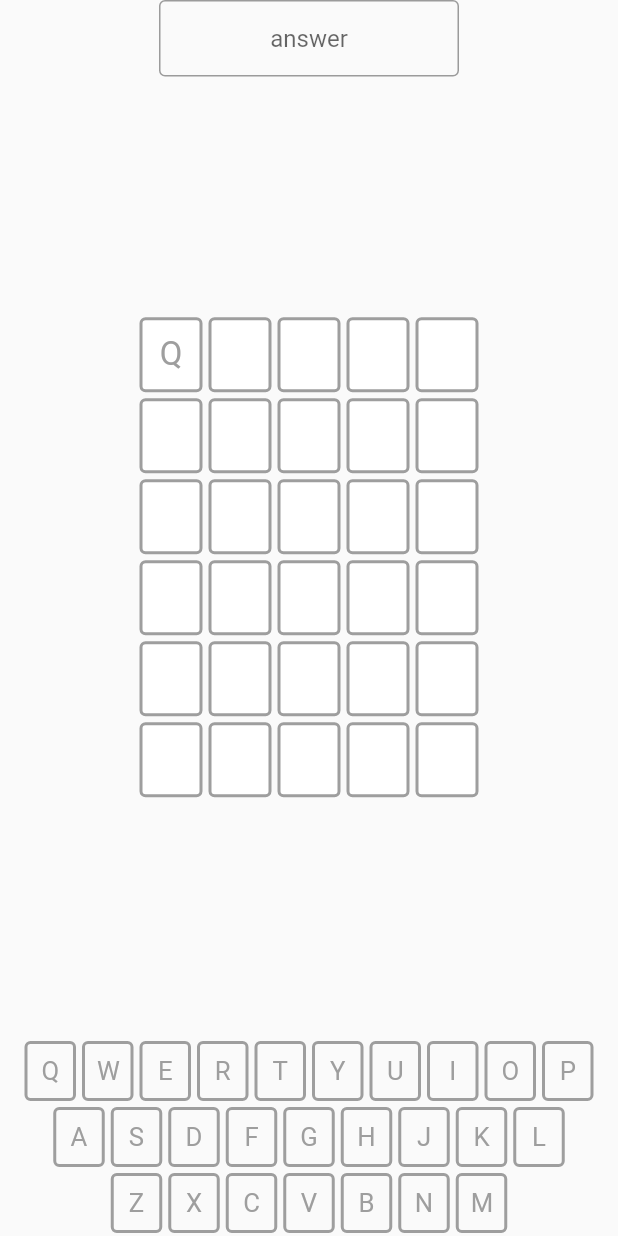
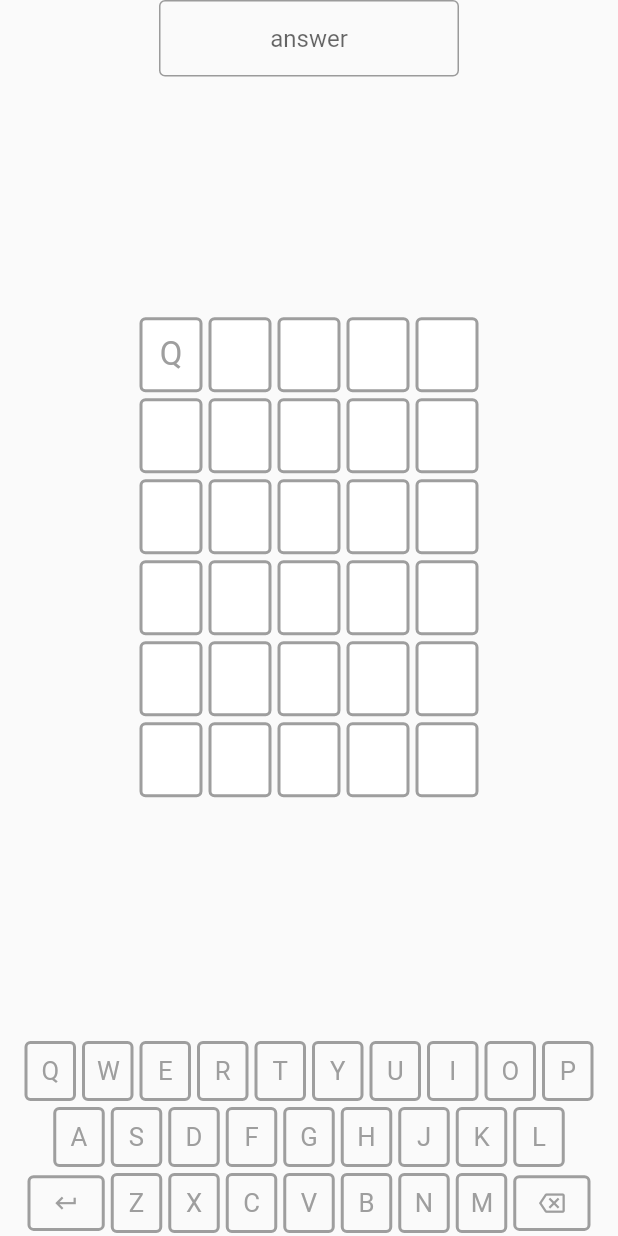
Before and after one commit to SimonInman/wordle_mobile, a Flutter app: the screen it shows after launch, after a tap on an icon or button, on a phone screen of 412 x 824 dp. Run offline on Flutter 3.47's test engine with Material 2 defaults, Android fonts, the phone set to English and light mode, and no system bars; our stand-ins replace flutter_riverpod; Roboto replaces fonts that are missing (Roboto Mono, Menlo, Inconsolata, Courier, monospace).

Commit message:
handle enter and del buttons
Signed-off-by: Arnav Gupta <championswimmer@gmail.com>

```diff
--- a/lib/providers/game_provider.dart
+++ b/lib/providers/game_provider.dart
@@ -1,6 +1,5 @@
 import 'dart:math';
 
-import 'package:flutter/foundation.dart';
 import 'package:flutter_riverpod/flutter_riverpod.dart';
 import 'package:wordle_mobile/data/wordlist_repo.dart';
 import 'package:wordle_mobile/providers/settings_provider.dart';
@@ -74,13 +73,24 @@ class GameStateNotifier extends StateNotifier<GameState> {
       attempts.add("");
     }
     // if the word has been done
-    if (attempts[state.attemptedUpto].length >= state.correctWord.length) {
-      // TODO: check enter button
-      attemptAnswer(attempts[state.attemptedUpto]);
+    if (character == "ENTER") {
+      if (attempts[state.attemptedUpto].length != state.correctWord.length) {
+        // toast to complete word maybe?
+      } else {
+        attemptAnswer(attempts[state.attemptedUpto]);
+      }
+      return;
+    } else if (character == "DEL") {
+      int splitTo = attempts[state.attemptedUpto].length - 1;
+      if (splitTo < 0) {
+        splitTo = 0;
+      }
+      attempts[state.attemptedUpto] =
+          attempts[state.attemptedUpto].substring(0, splitTo);
     } else {
       attempts[state.attemptedUpto] += character;
-      state = GameState.update(state, attempts: attempts);
     }
+    state = GameState.update(state, attempts: attempts);
   }
 
   void attemptAnswer(String answer) {
--- a/lib/widgets/keyboard_grid.dart
+++ b/lib/widgets/keyboard_grid.dart
@@ -1,6 +1,8 @@
 import 'package:flutter/material.dart';
 import 'package:flutter_riverpod/flutter_riverpod.dart';
 import 'package:wordle_mobile/widgets/keyboard_key.dart';
+import 'package:wordle_mobile/widgets/keyboard_key_del.dart';
+import 'package:wordle_mobile/widgets/keyboard_key_enter.dart';
 
 const ROW_1 = "QWERTYUIOP";
 const ROW_2 = "ASDFGHJKL";
@@ -44,6 +46,7 @@ class KeyboardGrid extends ConsumerWidget {
         Row(
           mainAxisSize: MainAxisSize.min,
           children: const [
+            KeyboardKeyEnter(),
             KeyboardKey("Z"),
             KeyboardKey("X"),
             KeyboardKey("C"),
@@ -51,6 +54,7 @@ class KeyboardGrid extends ConsumerWidget {
             KeyboardKey("B"),
             KeyboardKey("N"),
             KeyboardKey("M"),
+            KeyboardKeyDel(),
           ],
         ),
       ],
--- /dev/null
+++ b/lib/widgets/keyboard_key_del.dart
@@ -0,0 +1,36 @@
+import 'dart:math';
+
+import 'package:flutter/material.dart';
+import 'package:flutter_riverpod/flutter_riverpod.dart';
+import 'package:wordle_mobile/providers/game_provider.dart';
+
+class KeyboardKeyDel extends ConsumerWidget {
+  const KeyboardKeyDel({
+    Key? key,
+  }) : super(key: key);
+
+  @override
+  Widget build(BuildContext context, WidgetRef ref) {
+    final width = MediaQuery.of(context).size.width;
+    return Container(
+      margin: const EdgeInsets.all(2.0),
+      child: InkWell(
+        onTap: () {
+          ref.read(gameStateProvider.notifier).updateCurrentAttempt("DEL");
+        },
+        child: Container(
+          decoration: BoxDecoration(
+              borderRadius: const BorderRadius.all(Radius.circular(4.0)),
+              border: Border.all(color: Colors.grey, width: 2.0)),
+          padding: const EdgeInsets.all(8.0),
+          width: min(width / 12, 42) * 1.5,
+          child: Icon(
+            Icons.backspace_outlined,
+            size: min(width / 24, 22),
+            color: Colors.grey,
+          ),
+        ),
+      ),
+    );
+  }
+}
--- /dev/null
+++ b/lib/widgets/keyboard_key_enter.dart
@@ -0,0 +1,36 @@
+import 'dart:math';
+
+import 'package:flutter/material.dart';
+import 'package:flutter_riverpod/flutter_riverpod.dart';
+import 'package:wordle_mobile/providers/game_provider.dart';
+
+class KeyboardKeyEnter extends ConsumerWidget {
+  const KeyboardKeyEnter({
+    Key? key,
+  }) : super(key: key);
+
+  @override
+  Widget build(BuildContext context, WidgetRef ref) {
+    final width = MediaQuery.of(context).size.width;
+    return Container(
+      margin: const EdgeInsets.all(2.0),
+      child: InkWell(
+        onTap: () {
+          ref.read(gameStateProvider.notifier).updateCurrentAttempt("ENTER");
+        },
+        child: Container(
+          decoration: BoxDecoration(
+              borderRadius: const BorderRadius.all(Radius.circular(4.0)),
+              border: Border.all(color: Colors.grey, width: 2.0)),
+          padding: const EdgeInsets.all(8.0),
+          width: min(width / 12, 42)  * 1.5,
+          child: Icon(
+            Icons.keyboard_return_outlined,
+            size: min(width / 24, 22),
+            color: Colors.grey,
+          ),
+        ),
+      ),
+    );
+  }
+}
--- a/pubspec.yaml
+++ b/pubspec.yaml
@@ -41,7 +41,8 @@ dev_dependencies:
   # activated in the `analysis_options.yaml` file located at the root of your
   # package. See that file for information about deactivating specific lint
   # rules and activating additional ones.
-  flutter_lints: ^1.0.0
+  flutter_lints: ^1.0.4
+  mockito: ^5.0.17
 
 # For information on the generic Dart part of this file, see the
 # following page: https://dart.dev/tools/pub/pubspec
```
Also changed, not shown: pubspec.lock, 2 other files.
